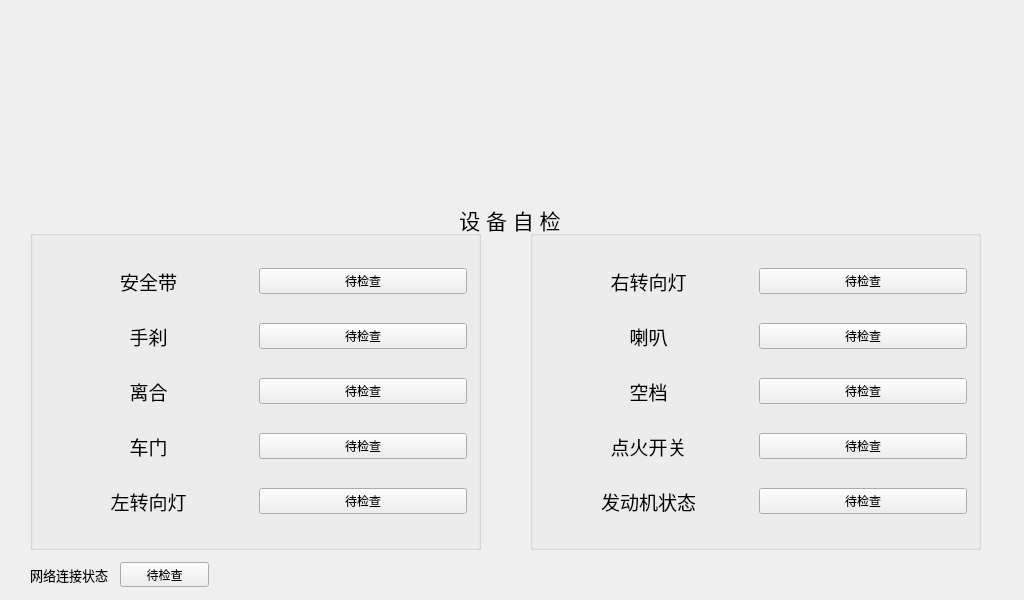
The window that Blackbox/zijian.ui (hlm12348765/QT) describes before a commit, drawn with Qt 5.
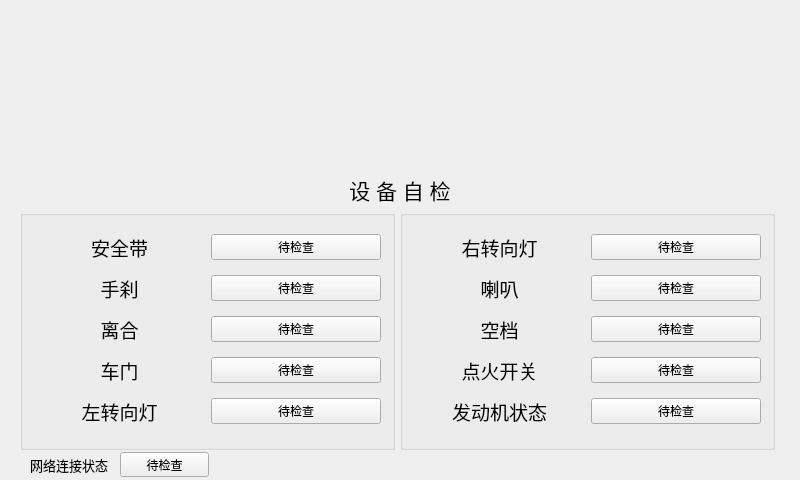
The same window after the commit. Icons and pictures are not drawn.

Diff of the .ui file:
```diff
--- a/Blackbox/zijian.ui
+++ b/Blackbox/zijian.ui
@@ -6,8 +6,8 @@
    <rect>
     <x>0</x>
     <y>0</y>
-    <width>1024</width>
-    <height>600</height>
+    <width>800</width>
+    <height>480</height>
    </rect>
   </property>
   <property name="windowTitle">
@@ -21,8 +21,8 @@
     <rect>
      <x>10</x>
      <y>10</y>
-     <width>1000</width>
-     <height>190</height>
+     <width>780</width>
+     <height>160</height>
     </rect>
    </property>
    <property name="text">
@@ -33,8 +33,8 @@
    <property name="geometry">
     <rect>
      <x>10</x>
-     <y>200</y>
-     <width>1000</width>
+     <y>170</y>
+     <width>780</width>
      <height>40</height>
     </rect>
    </property>
@@ -48,10 +48,10 @@
   <widget class="QGroupBox" name="groupBox1">
    <property name="geometry">
     <rect>
-     <x>30</x>
-     <y>230</y>
-     <width>451</width>
-     <height>320</height>
+     <x>20</x>
+     <y>210</y>
+     <width>375</width>
+     <height>240</height>
     </rect>
    </property>
    <property name="styleSheet">
@@ -151,10 +151,10 @@
   <widget class="QGroupBox" name="groupBox2">
    <property name="geometry">
     <rect>
-     <x>530</x>
-     <y>230</y>
-     <width>451</width>
-     <height>320</height>
+     <x>400</x>
+     <y>210</y>
+     <width>375</width>
+     <height>240</height>
     </rect>
    </property>
    <layout class="QGridLayout" name="gridLayout_2">
@@ -249,7 +249,7 @@
    <property name="geometry">
     <rect>
      <x>30</x>
-     <y>560</y>
+     <y>450</y>
      <width>81</width>
      <height>30</height>
     </rect>
@@ -265,7 +265,7 @@
    <property name="geometry">
     <rect>
      <x>120</x>
-     <y>562</y>
+     <y>452</y>
      <width>89</width>
      <height>25</height>
     </rect>
```
